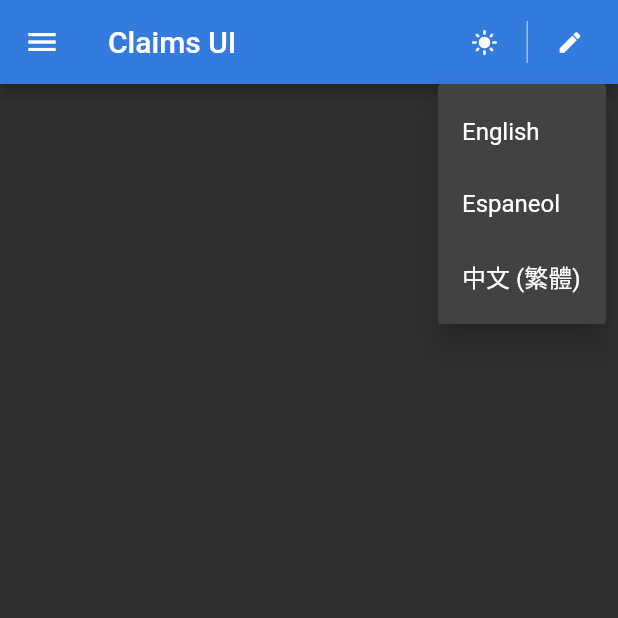
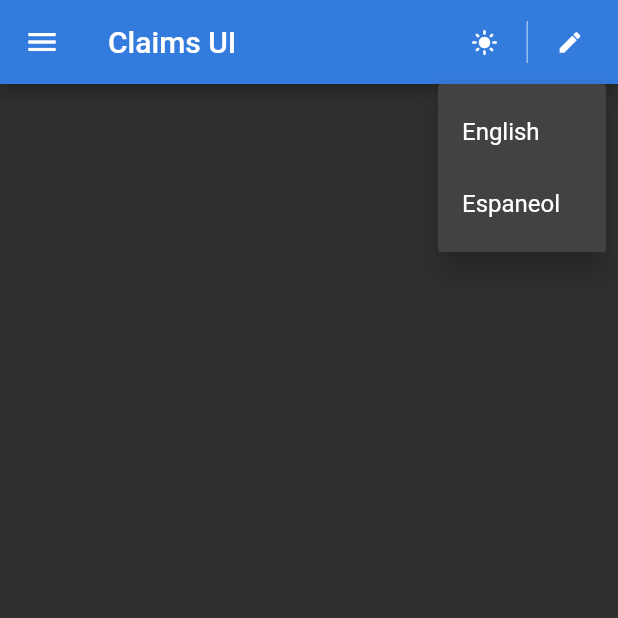
Before and after one commit to sidh2901/Claims-Flutter, a Flutter app: the PortalMasterLayout screen opened directly with empty values, after a tap on the "dark mode" icon, after a tap on the "edit" icon, on a phone screen of 412 x 824 dp, the top half of it. Run offline on Flutter 3.47's test engine with Material 2 defaults, Android fonts, the phone set to English and light mode, and no system bars; our stand-ins replace awesome_dialog, flutter_form_builder, form_builder_validators, go_router, google_fonts, shared_preferences; missing offline and left inert: dart:html, form_builder_asset_picker, pointer_interceptor; accounts and stored records are empty; network calls fail.

```diff
--- a/lib/master_layout_config.dart
+++ b/lib/master_layout_config.dart
@@ -10,43 +10,43 @@ final sidebarMenuConfigs = [
     icon: Icons.dashboard_rounded,
     title: (context) => Lang.of(context).dashboard,
   ),
-  SidebarMenuConfig(
-    uri: RouteUri.form,
-    icon: Icons.edit_note_rounded,
-    title: (context) => Lang.of(context).forms(1),
-  ),
-  SidebarMenuConfig(
-    uri: '',
-    icon: Icons.interests_rounded,
-    title: (context) => Lang.of(context).uiElements(2),
-    children: [
-      SidebarChildMenuConfig(
-        uri: RouteUri.generalUi,
-        icon: Icons.circle_outlined,
-        title: (context) => Lang.of(context).generalUi,
-      ),
-      SidebarChildMenuConfig(
-        uri: RouteUri.colors,
-        icon: Icons.circle_outlined,
-        title: (context) => Lang.of(context).colors(2),
-      ),
-      SidebarChildMenuConfig(
-        uri: RouteUri.text,
-        icon: Icons.circle_outlined,
-        title: (context) => Lang.of(context).text,
-      ),
-      SidebarChildMenuConfig(
-        uri: RouteUri.buttons,
-        icon: Icons.circle_outlined,
-        title: (context) => Lang.of(context).buttons(2),
-      ),
-      SidebarChildMenuConfig(
-        uri: RouteUri.dialogs,
-        icon: Icons.circle_outlined,
-        title: (context) => Lang.of(context).dialogs(2),
-      ),
-    ],
-  ),
+  // SidebarMenuConfig(
+  //   uri: RouteUri.form,
+  //   icon: Icons.edit_note_rounded,
+  //   title: (context) => Lang.of(context).forms(1),
+  // ),
+  // SidebarMenuConfig(
+  //   uri: '',
+  //   icon: Icons.interests_rounded,
+  //   title: (context) => Lang.of(context).uiElements(2),
+  //   children: [
+  //     SidebarChildMenuConfig(
+  //       uri: RouteUri.generalUi,
+  //       icon: Icons.circle_outlined,
+  //       title: (context) => Lang.of(context).generalUi,
+  //     ),
+  //     SidebarChildMenuConfig(
+  //       uri: RouteUri.colors,
+  //       icon: Icons.circle_outlined,
+  //       title: (context) => Lang.of(context).colors(2),
+  //     ),
+  //     SidebarChildMenuConfig(
+  //       uri: RouteUri.text,
+  //       icon: Icons.circle_outlined,
+  //       title: (context) => Lang.of(context).text,
+  //     ),
+  //     SidebarChildMenuConfig(
+  //       uri: RouteUri.buttons,
+  //       icon: Icons.circle_outlined,
+  //       title: (context) => Lang.of(context).buttons(2),
+  //     ),
+  //     SidebarChildMenuConfig(
+  //       uri: RouteUri.dialogs,
+  //       icon: Icons.circle_outlined,
+  //       title: (context) => Lang.of(context).dialogs(2),
+  //     ),
+  //   ],
+  // ),
   SidebarMenuConfig(
     uri: '',
     icon: Icons.library_books_rounded,
@@ -74,11 +74,11 @@ final sidebarMenuConfigs = [
       ),
     ],
   ),
-  SidebarMenuConfig(
-    uri: RouteUri.iframe,
-    icon: Icons.laptop_windows_rounded,
-    title: (context) => Lang.of(context).iframeDemo,
-  ),
+  // SidebarMenuConfig(
+  //   uri: RouteUri.iframe,
+  //   icon: Icons.laptop_windows_rounded,
+  //   title: (context) => Lang.of(context).iframeDemo,
+  // ),
 ];
 
 const localeMenuConfigs = [
@@ -90,9 +90,4 @@ const localeMenuConfigs = [
     languageCode: 'es',
     name: 'Espaneol',
   ),
-  LocaleMenuConfig(
-    languageCode: 'zh',
-    scriptCode: 'Hant',
-    name: '中文 (繁體)',
-  ),
 ];
--- a/lib/views/screens/login_screen.dart
+++ b/lib/views/screens/login_screen.dart
@@ -44,7 +44,7 @@ class _LoginScreenState extends State<LoginScreen> {
           onError.call('Invalid username or password.');
         } else {
           await userDataProvider.setUserDataAsync(
-            username: 'Admin ABC',
+            username: 'Admin',
             userProfileImageUrl: 'https://picsum.photos/id/1005/300/300',
           );
 
--- a/pubspec.yaml
+++ b/pubspec.yaml
@@ -45,6 +45,7 @@ dependencies:
   # The following adds the Cupertino Icons font to your application.
   # Use with the CupertinoIcons class for iOS style icons.
   cupertino_icons: ^1.0.5
+  mongo_dart: ^0.8.2
 
 dev_dependencies:
   flutter_test:
```
Also changed, not shown: lib/views/screens/my_profile_screen.dart (+15 -7 lines), lib/views/screens/register_screen.dart (+48 -22 lines), lib/generated/l10n.dart, pubspec.lock, 112 other files.
